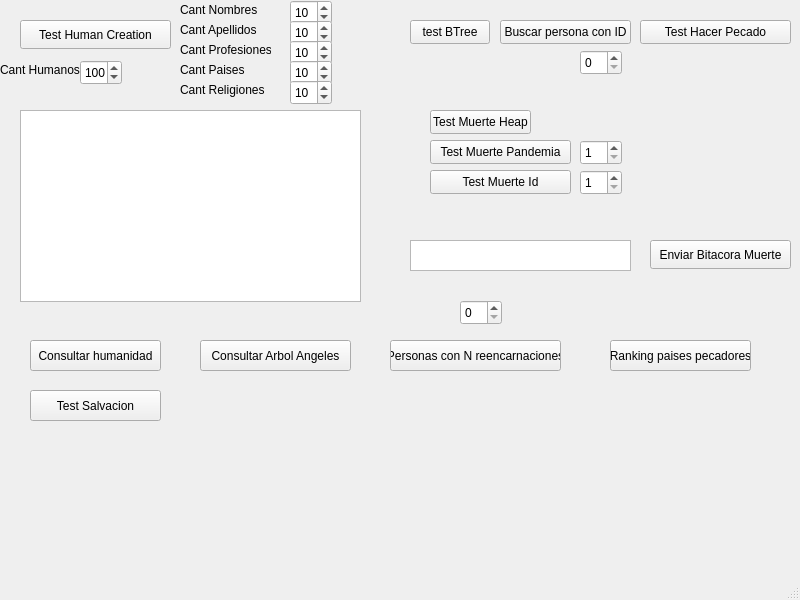
First picture: the form in BienVsMal/mainwindow.ui, repository arty4325/IC2001-BienVsMal, before the edit.
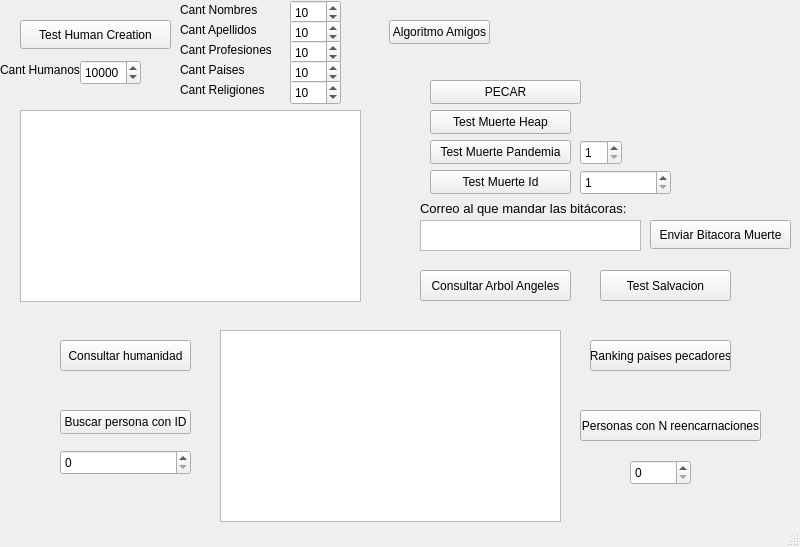
Second picture: the form after the edit.

```diff
--- a/BienVsMal/mainwindow.ui
+++ b/BienVsMal/mainwindow.ui
@@ -7,7 +7,7 @@
     <x>0</x>
     <y>0</y>
     <width>800</width>
-    <height>600</height>
+    <height>547</height>
    </rect>
   </property>
   <property name="windowTitle">
@@ -30,22 +30,22 @@
    <widget class="QPushButton" name="pushButton_2">
     <property name="geometry">
      <rect>
-      <x>410</x>
+      <x>389</x>
       <y>20</y>
-      <width>80</width>
+      <width>101</width>
       <height>24</height>
      </rect>
     </property>
     <property name="text">
-     <string>test BTree</string>
+     <string>Algoritmo Amigos</string>
     </property>
    </widget>
    <widget class="QSpinBox" name="spinBox">
     <property name="geometry">
      <rect>
-      <x>580</x>
-      <y>50</y>
-      <width>42</width>
+      <x>60</x>
+      <y>450</y>
+      <width>131</width>
       <height>25</height>
      </rect>
     </property>
@@ -56,8 +56,8 @@
    <widget class="QPushButton" name="pushButton_3">
     <property name="geometry">
      <rect>
-      <x>500</x>
-      <y>20</y>
+      <x>60</x>
+      <y>410</y>
       <width>131</width>
       <height>24</height>
      </rect>
@@ -89,14 +89,14 @@
    <widget class="QPushButton" name="pushButton_4">
     <property name="geometry">
      <rect>
-      <x>640</x>
-      <y>20</y>
+      <x>430</x>
+      <y>80</y>
       <width>151</width>
       <height>24</height>
      </rect>
     </property>
     <property name="text">
-     <string>Test Hacer Pecado</string>
+     <string>PECAR</string>
     </property>
    </widget>
    <widget class="QPushButton" name="pushButton_5">
@@ -104,7 +104,7 @@
      <rect>
       <x>430</x>
       <y>110</y>
-      <width>101</width>
+      <width>141</width>
       <height>24</height>
      </rect>
     </property>
@@ -159,7 +159,7 @@
      <rect>
       <x>580</x>
       <y>170</y>
-      <width>42</width>
+      <width>91</width>
       <height>25</height>
      </rect>
     </property>
@@ -174,7 +174,7 @@
     <property name="geometry">
      <rect>
       <x>650</x>
-      <y>240</y>
+      <y>220</y>
       <width>141</width>
       <height>29</height>
      </rect>
@@ -186,8 +186,8 @@
    <widget class="QPlainTextEdit" name="correoElectronico">
     <property name="geometry">
      <rect>
-      <x>410</x>
-      <y>240</y>
+      <x>420</x>
+      <y>220</y>
       <width>221</width>
       <height>31</height>
      </rect>
@@ -196,7 +196,7 @@
    <widget class="QPushButton" name="btnConsultarHumanidad">
     <property name="geometry">
      <rect>
-      <x>30</x>
+      <x>60</x>
       <y>340</y>
       <width>131</width>
       <height>31</height>
@@ -209,8 +209,8 @@
    <widget class="QPushButton" name="pushButton_9">
     <property name="geometry">
      <rect>
-      <x>200</x>
-      <y>340</y>
+      <x>420</x>
+      <y>270</y>
       <width>151</width>
       <height>31</height>
      </rect>
@@ -222,9 +222,9 @@
    <widget class="QPushButton" name="pushButton_10">
     <property name="geometry">
      <rect>
-      <x>390</x>
-      <y>340</y>
-      <width>171</width>
+      <x>580</x>
+      <y>410</y>
+      <width>181</width>
       <height>31</height>
      </rect>
     </property>
@@ -235,9 +235,9 @@
    <widget class="QSpinBox" name="spinBox_4">
     <property name="geometry">
      <rect>
-      <x>460</x>
-      <y>300</y>
-      <width>42</width>
+      <x>630</x>
+      <y>460</y>
+      <width>61</width>
       <height>25</height>
      </rect>
     </property>
@@ -248,7 +248,7 @@
    <widget class="QPushButton" name="pushButton_11">
     <property name="geometry">
      <rect>
-      <x>610</x>
+      <x>590</x>
       <y>340</y>
       <width>141</width>
       <height>31</height>
@@ -261,8 +261,8 @@
    <widget class="QPushButton" name="pushButton_12">
     <property name="geometry">
      <rect>
-      <x>30</x>
-      <y>390</y>
+      <x>600</x>
+      <y>270</y>
       <width>131</width>
       <height>31</height>
      </rect>
@@ -341,7 +341,7 @@
      <rect>
       <x>290</x>
       <y>0</y>
-      <width>42</width>
+      <width>51</width>
       <height>25</height>
      </rect>
     </property>
@@ -360,7 +360,7 @@
      <rect>
       <x>290</x>
       <y>20</y>
-      <width>42</width>
+      <width>51</width>
       <height>25</height>
      </rect>
     </property>
@@ -379,7 +379,7 @@
      <rect>
       <x>290</x>
       <y>40</y>
-      <width>42</width>
+      <width>51</width>
       <height>25</height>
      </rect>
     </property>
@@ -398,7 +398,7 @@
      <rect>
       <x>290</x>
       <y>60</y>
-      <width>42</width>
+      <width>51</width>
       <height>25</height>
      </rect>
     </property>
@@ -417,7 +417,7 @@
      <rect>
       <x>290</x>
       <y>80</y>
-      <width>42</width>
+      <width>51</width>
       <height>25</height>
      </rect>
     </property>
@@ -449,7 +449,7 @@
      <rect>
       <x>80</x>
       <y>60</y>
-      <width>42</width>
+      <width>61</width>
       <height>25</height>
      </rect>
     </property>
@@ -463,6 +463,44 @@
      <number>10000</number>
     </property>
    </widget>
+   <widget class="QLabel" name="label_7">
+    <property name="geometry">
+     <rect>
+      <x>420</x>
+      <y>200</y>
+      <width>221</width>
+      <height>16</height>
+     </rect>
+    </property>
+    <property name="font">
+     <font>
+      <pointsize>10</pointsize>
+     </font>
+    </property>
+    <property name="text">
+     <string>Correo al que mandar las bitácoras:</string>
+    </property>
+   </widget>
+   <widget class="QTextBrowser" name="txbConsultas">
+    <property name="geometry">
+     <rect>
+      <x>220</x>
+      <y>330</y>
+      <width>341</width>
+      <height>192</height>
+     </rect>
+    </property>
+    <property name="html">
+     <string>&lt;!DOCTYPE HTML PUBLIC &quot;-//W3C//DTD HTML 4.0//EN&quot; &quot;http://www.w3.org/TR/REC-html40/strict.dtd&quot;&gt;
+&lt;html&gt;&lt;head&gt;&lt;meta name=&quot;qrichtext&quot; content=&quot;1&quot; /&gt;&lt;meta charset=&quot;utf-8&quot; /&gt;&lt;style type=&quot;text/css&quot;&gt;
+p, li { white-space: pre-wrap; }
+hr { height: 1px; border-width: 0; }
+li.unchecked::marker { content: &quot;\2610&quot;; }
+li.checked::marker { content: &quot;\2612&quot;; }
+&lt;/style&gt;&lt;/head&gt;&lt;body style=&quot; font-family:'Segoe UI'; font-size:9pt; font-weight:400; font-style:normal;&quot;&gt;
+&lt;p style=&quot;-qt-paragraph-type:empty; margin-top:0px; margin-bottom:0px; margin-left:0px; margin-right:0px; -qt-block-indent:0; text-indent:0px;&quot;&gt;&lt;br /&gt;&lt;/p&gt;&lt;/body&gt;&lt;/html&gt;</string>
+    </property>
+   </widget>
   </widget>
   <widget class="QMenuBar" name="menubar">
    <property name="geometry">
```
Left out of the diff: 2 changed lines with no effect on the pictures.
